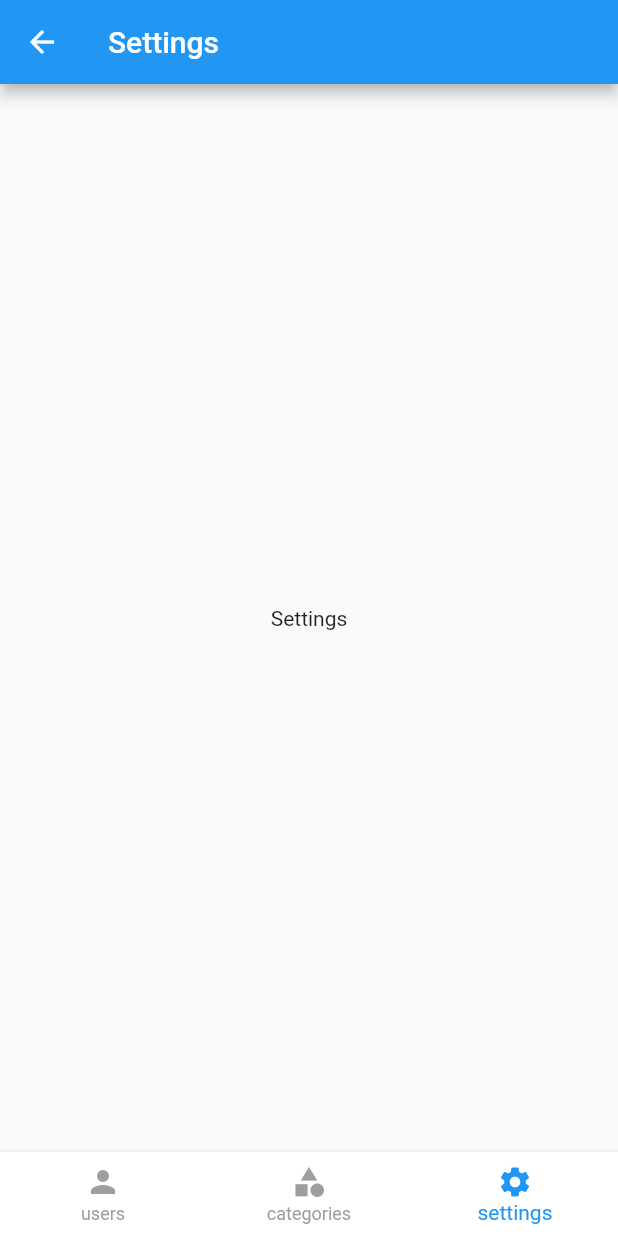
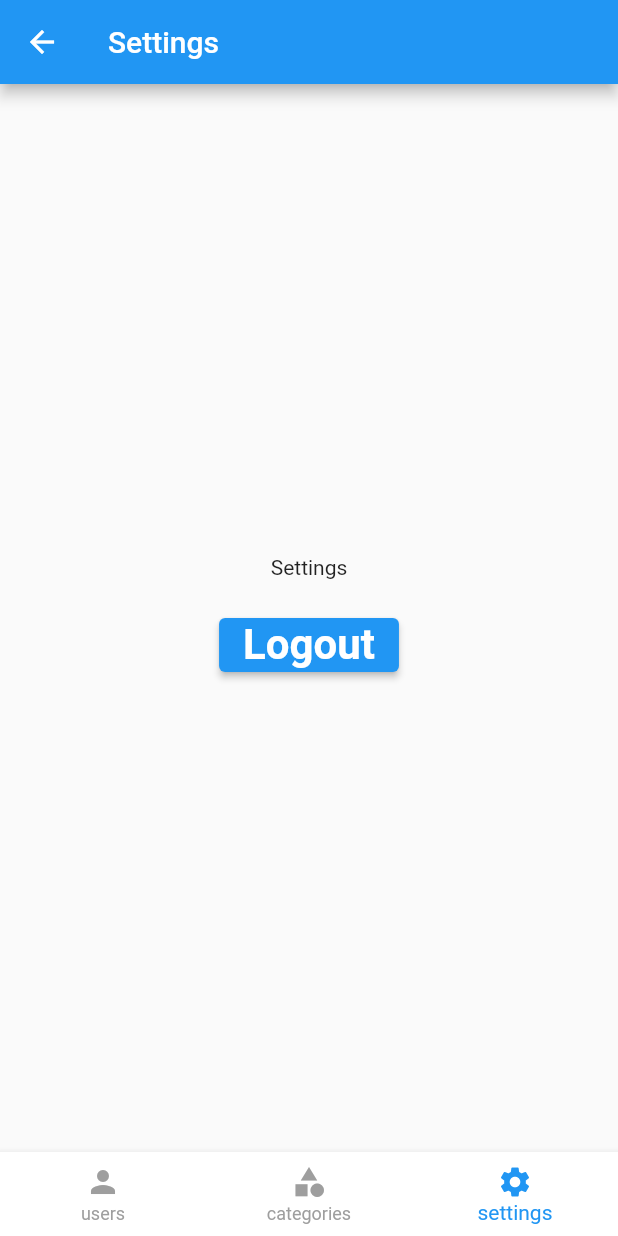
Before and after one commit to AkramAbuOwaimer/flutter_api_test, a Flutter app: the MainScreen screen opened by its route, item 3 of the bottom bar chosen, on a phone screen of 412 x 824 dp. Run offline on Flutter 3.47's test engine with Material 2 defaults, Android fonts, the phone set to English and light mode, and no system bars; our stand-ins replace shared_preferences; accounts and stored records are empty; network calls fail.

Commit message:
login and logout logic ..

```diff
--- a/lib/pages/auth/login_screen.dart
+++ b/lib/pages/auth/login_screen.dart
@@ -142,6 +142,9 @@ class _LoginScreenState extends State<LoginScreen> {
         _emailTextEditingController.text, _passwordTextEditingController.text);
     if (isLogedIn) {
       Helpers.showSnackBar(context: context, message: "Login success");
+      Future.delayed(const Duration(seconds: 3), () {
+        Navigator.pushReplacementNamed(context, '/main_screen');
+      });
     }
   }
 }
--- a/lib/pages/buttom_navigation_screens/settings_screen.dart
+++ b/lib/pages/buttom_navigation_screens/settings_screen.dart
@@ -1,4 +1,5 @@
 import 'package:flutter/material.dart';
+import 'package:flutter_api_test/storage/student_shared_pref_controller.dart';
 
 class SettingsScreen extends StatefulWidget {
   const SettingsScreen({Key? key}) : super(key: key);
@@ -11,7 +12,25 @@ class _SettingsScreenState extends State<SettingsScreen> {
   @override
   Widget build(BuildContext context) {
     return Center(
-      child: Text('Settings'),
+      child: Column(
+        mainAxisAlignment: MainAxisAlignment.center,
+        children: <Widget>[
+          const Text("Settings"),
+          const SizedBox(
+            height: 20,
+          ),
+          ElevatedButton(
+            child: const Text(
+              "Logout",
+              style: TextStyle(fontSize: 28, fontWeight: FontWeight.bold),
+            ),
+            onPressed: () {
+              StudentSharedPrefController().logout();
+              Navigator.pushReplacementNamed(context, '/launch_screen');
+            },
+          ),
+        ],
+      ),
     );
   }
 }
```
Also changed, not shown: lib/pages/launch_screen.dart (+6 -1 lines).
